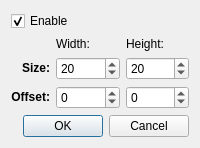
The window that griddialog.ui (radek-dab/gkproj) describes before a commit, drawn with Qt 5.
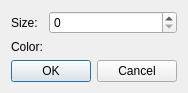
The same window after the commit. Custom widgets are drawn as their Qt base class.

Commit message: Configure grid

Patch:
```diff
--- a/griddialog.ui
+++ b/griddialog.ui
@@ -2,160 +2,49 @@
 <ui version="4.0">
  <class>GridDialog</class>
  <widget class="QDialog" name="GridDialog">
+  <property name="geometry">
+   <rect>
+    <x>0</x>
+    <y>0</y>
+    <width>191</width>
+    <height>125</height>
+   </rect>
+  </property>
   <property name="windowTitle">
    <string>Grid</string>
   </property>
   <layout class="QVBoxLayout" name="verticalLayout">
+   <property name="sizeConstraint">
+    <enum>QLayout::SetFixedSize</enum>
+   </property>
    <item>
-    <spacer name="verticalSpacer1">
-     <property name="orientation">
-      <enum>Qt::Vertical</enum>
-     </property>
-     <property name="sizeHint" stdset="0">
-      <size>
-       <width>40</width>
-       <height>0</height>
-      </size>
-     </property>
-    </spacer>
-   </item>
-   <item>
-    <widget class="QCheckBox" name="checkBox">
-     <property name="text">
-      <string>Enable</string>
-     </property>
-     <property name="checked">
-      <bool>true</bool>
-     </property>
-    </widget>
-   </item>
-   <item>
-    <layout class="QGridLayout" name="gridLayout">
-     <item row="1" column="1">
-      <widget class="QSpinBox" name="widthSpinBox">
-       <property name="sizePolicy">
-        <sizepolicy hsizetype="Expanding" vsizetype="Fixed">
-         <horstretch>0</horstretch>
-         <verstretch>0</verstretch>
-        </sizepolicy>
-       </property>
-       <property name="maximum">
-        <number>9999</number>
-       </property>
-       <property name="value">
-        <number>20</number>
-       </property>
-      </widget>
-     </item>
-     <item row="0" column="2">
-      <widget class="QLabel" name="heightLabel">
-       <property name="sizePolicy">
-        <sizepolicy hsizetype="Preferred" vsizetype="Fixed">
-         <horstretch>0</horstretch>
-         <verstretch>0</verstretch>
-        </sizepolicy>
-       </property>
-       <property name="text">
-        <string>Height:</string>
-       </property>
-      </widget>
-     </item>
-     <item row="1" column="2">
-      <widget class="QSpinBox" name="heightSpinBox">
-       <property name="sizePolicy">
-        <sizepolicy hsizetype="Expanding" vsizetype="Fixed">
-         <horstretch>0</horstretch>
-         <verstretch>0</verstretch>
-        </sizepolicy>
-       </property>
-       <property name="maximum">
-        <number>9999</number>
-       </property>
-       <property name="value">
-        <number>20</number>
-       </property>
-      </widget>
-     </item>
-     <item row="2" column="0">
-      <widget class="QLabel" name="offsetLabel">
-       <property name="text">
-        <string>&lt;b&gt;Offset:&lt;/b&gt;</string>
-       </property>
-       <property name="alignment">
-        <set>Qt::AlignRight|Qt::AlignTrailing|Qt::AlignVCenter</set>
-       </property>
-      </widget>
-     </item>
-     <item row="1" column="0">
+    <layout class="QFormLayout" name="formLayout">
+     <item row="0" column="0">
       <widget class="QLabel" name="sizeLabel">
        <property name="text">
-        <string>&lt;b&gt;Size:&lt;/b&gt;</string>
-       </property>
-       <property name="alignment">
-        <set>Qt::AlignRight|Qt::AlignTrailing|Qt::AlignVCenter</set>
-       </property>
-      </widget>
-     </item>
-     <item row="2" column="1">
-      <widget class="QSpinBox" name="xSpinBox">
-       <property name="sizePolicy">
-        <sizepolicy hsizetype="Expanding" vsizetype="Fixed">
-         <horstretch>0</horstretch>
-         <verstretch>0</verstretch>
-        </sizepolicy>
-       </property>
-       <property name="minimum">
-        <number>-9999</number>
-       </property>
-       <property name="maximum">
-        <number>9999</number>
+        <string>Size:</string>
        </property>
       </widget>
      </item>
      <item row="0" column="1">
-      <widget class="QLabel" name="widthLabel">
-       <property name="sizePolicy">
-        <sizepolicy hsizetype="Preferred" vsizetype="Fixed">
-         <horstretch>0</horstretch>
-         <verstretch>0</verstretch>
-        </sizepolicy>
-       </property>
-       <property name="text">
-        <string>Width:</string>
-       </property>
-      </widget>
-     </item>
-     <item row="2" column="2">
-      <widget class="QSpinBox" name="ySpinBox">
-       <property name="sizePolicy">
-        <sizepolicy hsizetype="Expanding" vsizetype="Fixed">
-         <horstretch>0</horstretch>
-         <verstretch>0</verstretch>
-        </sizepolicy>
-       </property>
-       <property name="minimum">
-        <number>-9999</number>
-       </property>
+      <widget class="QSpinBox" name="sizeSpinBox">
        <property name="maximum">
         <number>9999</number>
        </property>
       </widget>
      </item>
+     <item row="1" column="0">
+      <widget class="QLabel" name="colorLabel">
+       <property name="text">
+        <string>Color:</string>
+       </property>
+      </widget>
+     </item>
+     <item row="1" column="1">
+      <widget class="ColorEdit" name="colorEdit" native="true"/>
+     </item>
     </layout>
    </item>
-   <item>
-    <spacer name="verticalSpacer2">
-     <property name="orientation">
-      <enum>Qt::Vertical</enum>
-     </property>
-     <property name="sizeHint" stdset="0">
-      <size>
-       <width>40</width>
-       <height>0</height>
-      </size>
-     </property>
-    </spacer>
-   </item>
    <item>
     <widget class="QDialogButtonBox" name="buttonBox">
      <property name="orientation">
@@ -168,13 +57,14 @@
    </item>
   </layout>
  </widget>
- <tabstops>
-  <tabstop>checkBox</tabstop>
-  <tabstop>widthSpinBox</tabstop>
-  <tabstop>heightSpinBox</tabstop>
-  <tabstop>xSpinBox</tabstop>
-  <tabstop>ySpinBox</tabstop>
- </tabstops>
+ <customwidgets>
+  <customwidget>
+   <class>ColorEdit</class>
+   <extends>QWidget</extends>
+   <header>coloredit.h</header>
+   <container>1</container>
+  </customwidget>
+ </customwidgets>
  <resources/>
  <connections>
   <connection>
```
Left out of the diff: 66 changed lines with no effect on the pictures. The commit also changes 7 other files.
